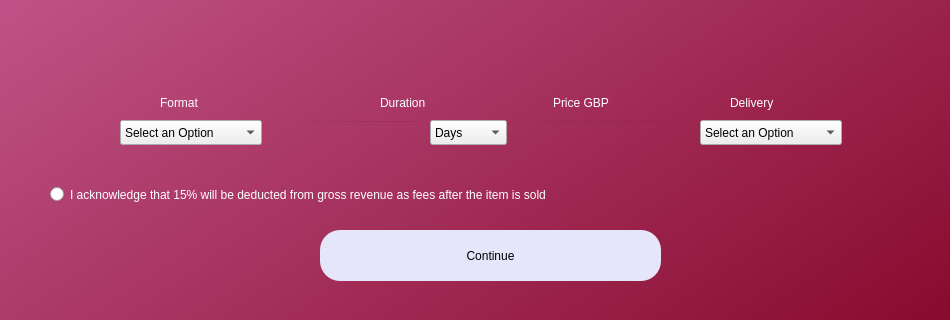
Before: the Qt Designer form createlisting.ui in AnshulS853/Coursework-Improved, drawn with Qt 5; both pictures show x 0 to 950 and y 480 to 800 of the 950 by 800 pixel window.
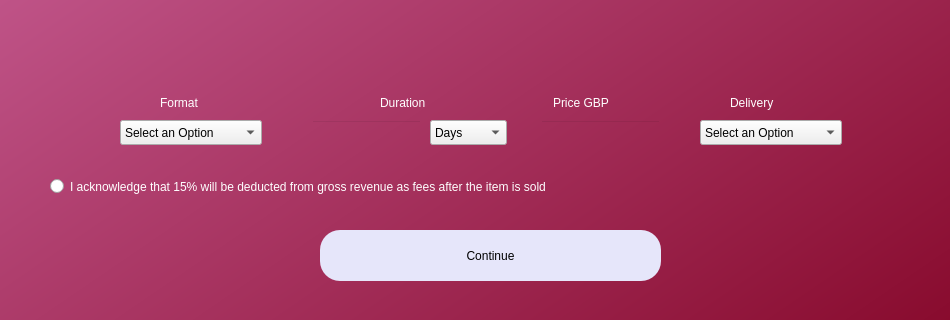
After: the same form once the commit is applied.

```diff
--- a/createlisting.ui
+++ b/createlisting.ui
@@ -344,7 +344,7 @@
     <property name="geometry">
      <rect>
       <x>50</x>
-      <y>660</y>
+      <y>652</y>
       <width>877</width>
       <height>29</height>
      </rect>
@@ -534,7 +534,7 @@
     <property name="geometry">
      <rect>
       <x>310</x>
-      <y>680</y>
+      <y>687</y>
       <width>361</width>
       <height>20</height>
      </rect>
```
